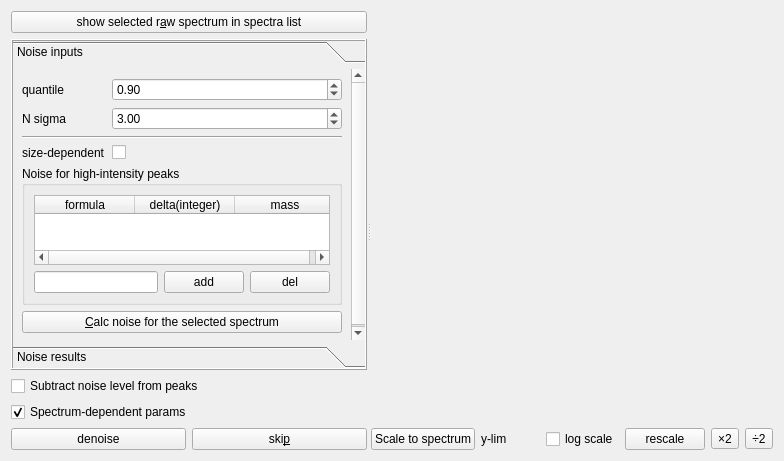
Old version of the form Orbitool/UI/Noise.ui in the repository l460289052/Orbitool.
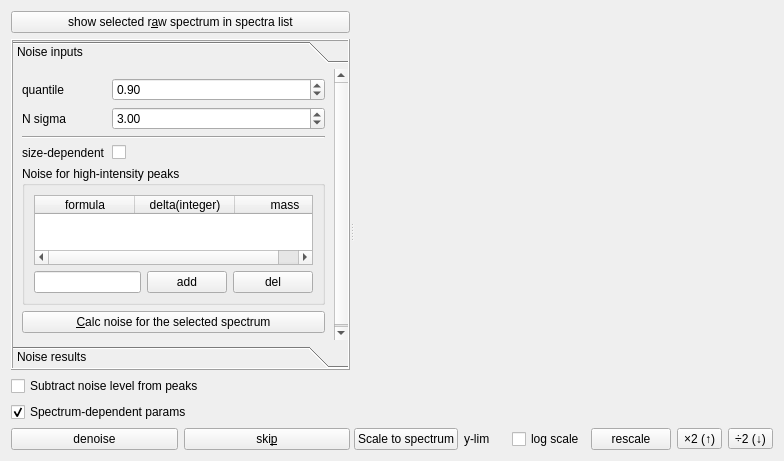
New version of the form.

Diff of the .ui file:
```diff
--- a/Orbitool/UI/Noise.ui
+++ b/Orbitool/UI/Noise.ui
@@ -65,8 +65,8 @@
            <rect>
             <x>0</x>
             <y>0</y>
-            <width>343</width>
-            <height>301</height>
+            <width>318</width>
+            <height>271</height>
            </rect>
           </property>
           <attribute name="label">
@@ -401,7 +401,7 @@
          <item>
           <widget class="QToolButton" name="yLimDoubleToolButton">
            <property name="text">
-            <string>×2</string>
+            <string>×2 (↑)</string>
            </property>
            <property name="shortcut">
             <string>Up</string>
@@ -411,7 +411,7 @@
          <item>
           <widget class="QToolButton" name="yLimHalfToolButton">
            <property name="text">
-            <string>÷2</string>
+            <string>÷2 (↓)</string>
            </property>
            <property name="shortcut">
             <string>Down</string>
```
Left out of the diff: 4 changed lines with no effect on the pictures.
